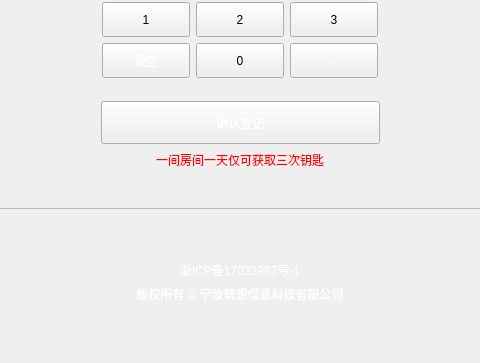
Qt form homestay/home_hotel.ui (fangye945a/home_hotel_register_system) before a commit; both pictures show x 272 to 752 and y 405 to 768 of the 1024 by 768 pixel window.
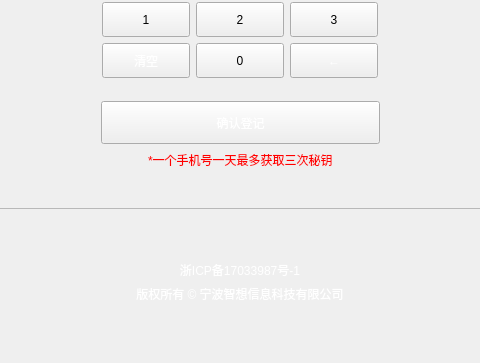
The same form after that commit. The open tabs and pages were chosen to show the change. Icons and pictures are not drawn.

Commit message: 增加获取验证码一分钟倒计时功能，修改页面提示语句显示问题，增加配置文件功能，优化识别速度

What changed in the file:
```diff
--- a/homestay/home_hotel.ui
+++ b/homestay/home_hotel.ui
@@ -1813,7 +1813,7 @@
 font: 75 12pt &quot;Microsoft YaHei UI Light&quot;;</string>
                 </property>
                 <property name="text">
-                 <string>一间房间一天仅可获取三次钥匙</string>
+                 <string>*一个手机号一天最多获取三次秘钥</string>
                 </property>
                </widget>
               </item>
```
Left out of the diff: 17 changed lines with no effect on the pictures. The commit also changes 2 other files.
